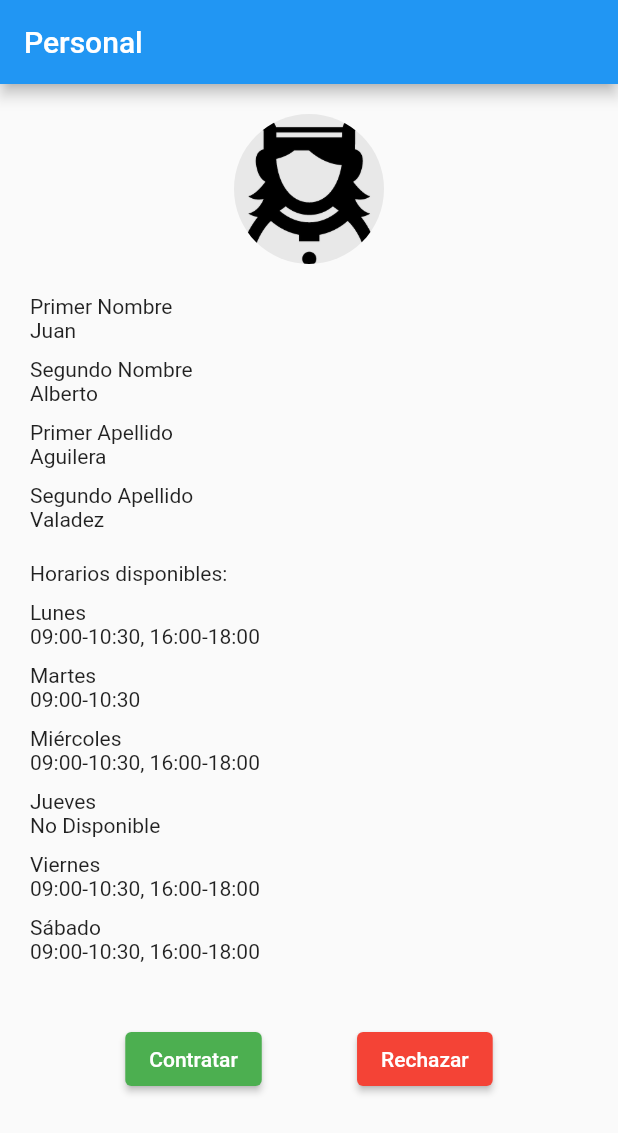
After one commit to alienigena264/chazaUNApp, a Flutter app: the ProfilePage screen opened directly, on a phone screen of 412 x 824 dp. The commit adds this screen. Shown: the top 1133 px of the screen. Run offline on Flutter 3.47's test engine with Material 2 defaults, Android fonts, the phone set to English and light mode, and no system bars; our stand-ins replace cloud_firestore, email_validator, firebase_auth, firebase_core, flutter_signin_button, getwidget and 1 more; missing offline and left inert: flutter_email_sender; accounts and stored records are empty.

Commit message:
actualizacion 30-5

```diff
--- a/lib/view/Sprint2/personal_vista.dart
+++ b/lib/view/Sprint2/personal_vista.dart
@@ -2,6 +2,7 @@ import 'package:chazaunapp/Services/services_menu_personalactivo_chazero.dart';
 import 'package:chazaunapp/Services/services_mehu_personalcandiadtos_chazero.dart';
 import 'package:chazaunapp/view/colors.dart';
 import 'package:flutter/material.dart';
+import 'ver_mas_postulados.dart';
 
 class PersonalVista extends StatefulWidget {
   const PersonalVista({super.key});
@@ -161,7 +162,7 @@ class _PersonalVistaState extends State<PersonalVista> {
   }
 
   ElevatedButton botonVermas(BuildContext context) {
-    //Au no hace nada porque no tengo seguridad de si esa pantalla está disponible
+    //Aun no hace nada porque no tengo seguridad de si esa pantalla está disponible
     final screenSize = MediaQuery.of(context).size;
     final screenWidth = screenSize.width;
     final screenHeight = screenSize.height;
@@ -174,7 +175,15 @@ class _PersonalVistaState extends State<PersonalVista> {
             borderRadius: BorderRadius.circular(6.0),
           ),
         ),
-        onPressed: () {},
+        onPressed: () {
+          //al presionar hace
+
+          Navigator.of(context).push(MaterialPageRoute<Null>(
+        builder: (BuildContext context){
+          return new MyApp();
+        }
+      ));
+        },
         child: const Text(
           "Ver mas",
           style:
--- /dev/null
+++ b/lib/view/Sprint2/ver_mas_postulados.dart
@@ -0,0 +1,131 @@
+
+import 'package:chazaunapp/view/colors.dart';
+import 'package:flutter/material.dart';
+
+
+
+
+void main() {
+  runApp(MyApp());
+}
+
+class MyApp extends StatelessWidget {
+  @override
+  Widget build(BuildContext context) {
+    return MaterialApp(
+      title: 'Personal',
+      color: colorPrincipal,
+
+      home: ProfilePage(),
+
+
+
+    );
+  }
+}
+
+class ProfilePage extends StatelessWidget {
+  @override
+  Widget build(BuildContext context) {
+    return Scaffold(
+      appBar: AppBar(
+        title: Text('Personal'),
+      ),
+      body: SingleChildScrollView(
+        padding: EdgeInsets.all(20.0),
+        child: Column(
+          crossAxisAlignment: CrossAxisAlignment.start,
+          children: [
+            Center(
+              child: CircleAvatar(
+                backgroundColor: colorFondoField,
+                radius: 50,
+                backgroundImage: AssetImage('assets/imagenes/chef2.png'),
+              ),
+            ),
+            SizedBox(height: 20.0),
+            Text('Primer Nombre'),
+            Text('Juan'),
+            SizedBox(height: 10.0),
+            Text('Segundo Nombre'),
+            Text('Alberto'),
+            SizedBox(height: 10.0),
+            Text('Primer Apellido'),
+            Text('Aguilera'),
+            SizedBox(height: 10.0),
+            Text('Segundo Apellido'),
+            Text('Valadez'),
+            SizedBox(height: 20.0),
+            Text('Horarios disponibles:'),
+            SizedBox(height: 10.0),
+            Text('Lunes'),
+            Text('09:00-10:30, 16:00-18:00'),
+            SizedBox(height: 10.0),
+            Text('Martes'),
+            Text('09:00-10:30'),
+            SizedBox(height: 10.0),
+            Text('Miércoles'),
+            Text('09:00-10:30, 16:00-18:00'),
+            SizedBox(height: 10.0),
+            Text('Jueves'),
+            Text('No Disponible'),
+            SizedBox(height: 10.0),
+            Text('Viernes'),
+            Text('09:00-10:30, 16:00-18:00'),
+            SizedBox(height: 10.0),
+            Text('Sábado'),
+            Text('09:00-10:30, 16:00-18:00'),
+            SizedBox(height: 40.0),
+            Row(
+              mainAxisAlignment: MainAxisAlignment.spaceEvenly,
+              children: [
+                ElevatedButton(
+                  onPressed: () {},
+                  //color: Colors.green,
+                  child: Text('Contratar'),
+                  style: ElevatedButton.styleFrom(
+                    backgroundColor : Colors.green,
+                    )
+                ),
+                ElevatedButton(
+                  onPressed: () {},
+                  //color: Colors.red,
+                  child: Text('Rechazar'),
+                  style: ElevatedButton.styleFrom(
+                    backgroundColor : Colors.red,
+                    )
+                ),
+              ],
+            ),
+          ],
+
+        ),
+
+      )
+
+    );
+
+  }
+  BottomNavigationBar barraChazero(BuildContext context) {
+    //La barra de opciones inferior
+    return BottomNavigationBar(
+      //currentIndex: _currentIndex,
+      //onTap: _onItemTapped,
+      items: const [
+        BottomNavigationBarItem(icon: Icon(Icons.home), label: 'Inicio'),
+        //Icono home
+        BottomNavigationBarItem(
+            icon: Icon(Icons.person_outline_rounded), label: 'Perfil'),
+        BottomNavigationBarItem(
+            icon: Icon(Icons.settings_outlined), label: 'Ajustes')
+      ],
+      backgroundColor: Colors.white,
+      selectedItemColor: colorPrincipal,
+      unselectedItemColor: const Color(0xff909090),
+      unselectedLabelStyle: const TextStyle(fontFamily: "Inder"),
+      selectedLabelStyle: const TextStyle(fontFamily: "Inder"),
+      iconSize:
+      34, //Detalles del color del item seleccionado y la fuente de los labels
+    );
+  }
+}
```
